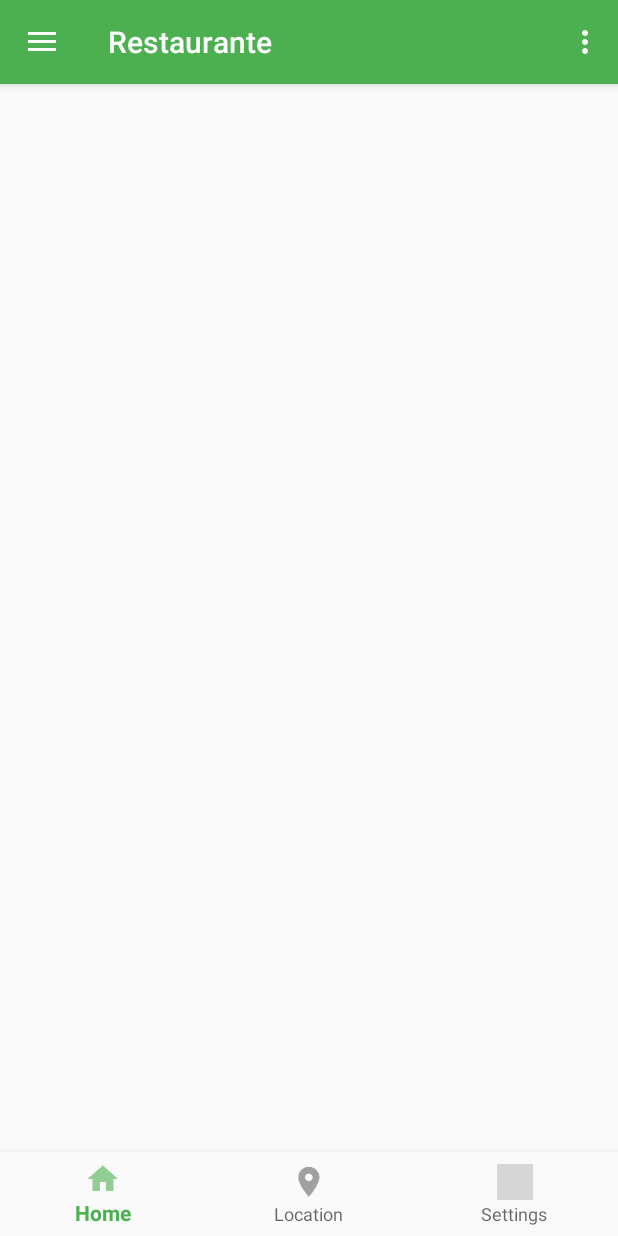
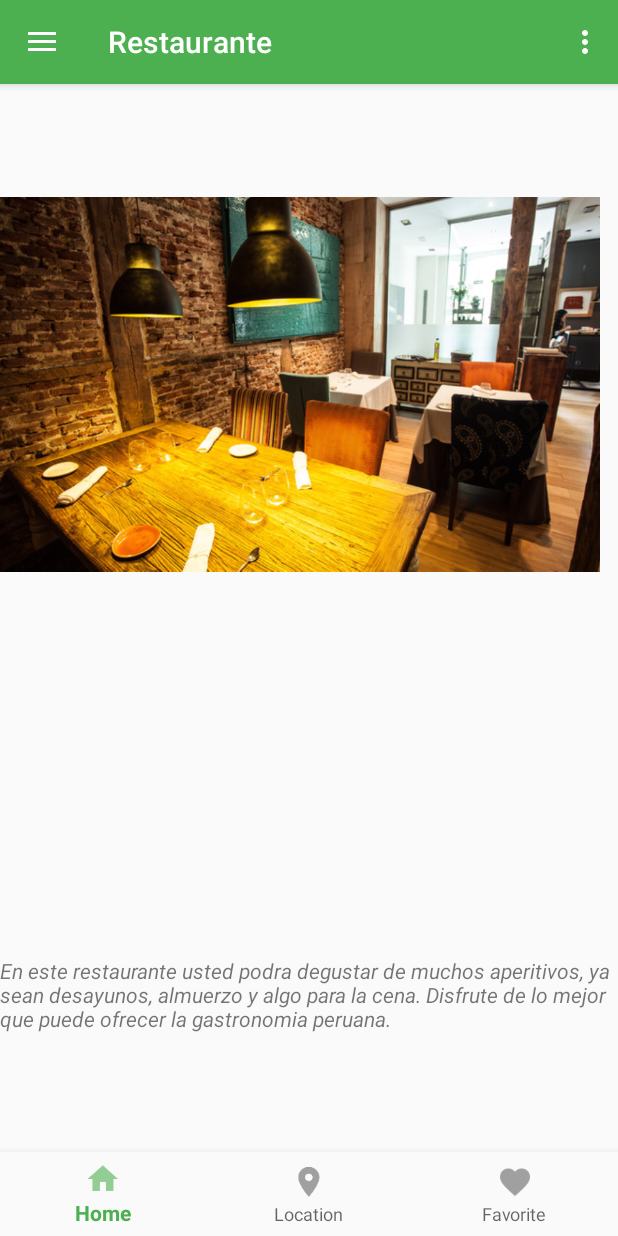
Before and after one commit to carlosZarate20/ProyectoMenu, an Android app: the MenuOptionsActivity screen opened directly, with no data from a screen before it, on a phone screen of 412 x 824 dp. Run offline under Robolectric (Android 15) with nearby library versions, the phone set to English and light mode, and no system bars; grey boxes are pictures that could not be loaded.

Commit message:
Fragment para NavigateButton

```diff
--- a/app/src/main/java/com/example/carloszarate/proyectomenu/activities/MenuOptionsActivity.java
+++ b/app/src/main/java/com/example/carloszarate/proyectomenu/activities/MenuOptionsActivity.java
@@ -1,7 +1,11 @@
 package com.example.carloszarate.proyectomenu.activities;
 
+
+import android.support.v4.app.Fragment;
 import android.content.Intent;
 import android.os.Bundle;
+import android.support.annotation.NonNull;
+import android.support.design.widget.BottomNavigationView;
 import android.support.design.widget.FloatingActionButton;
 import android.support.design.widget.Snackbar;
 import android.view.View;
@@ -15,6 +19,9 @@ import android.view.Menu;
 import android.view.MenuItem;
 
 import com.example.carloszarate.proyectomenu.R;
+import com.example.carloszarate.proyectomenu.fragment.FavoriteFragment;
+import com.example.carloszarate.proyectomenu.fragment.HomeFragment;
+import com.example.carloszarate.proyectomenu.fragment.LocationFragment;
 
 public class MenuOptionsActivity extends AppCompatActivity
         implements NavigationView.OnNavigationItemSelectedListener {
@@ -26,6 +33,9 @@ public class MenuOptionsActivity extends AppCompatActivity
         Toolbar toolbar = (Toolbar) findViewById(R.id.toolbar);
         setSupportActionBar(toolbar);
 
+        BottomNavigationView bottomNavigationView = findViewById(R.id.bottonNavigate);
+        bottomNavigationView.setOnNavigationItemSelectedListener(navListener);
+
 
         DrawerLayout drawer = (DrawerLayout) findViewById(R.id.drawer_layout);
         ActionBarDrawerToggle toggle = new ActionBarDrawerToggle(
@@ -35,7 +45,33 @@ public class MenuOptionsActivity extends AppCompatActivity
 
         NavigationView navigationView = (NavigationView) findViewById(R.id.nav_view);
         navigationView.setNavigationItemSelectedListener(this);
+
+        if (savedInstanceState == null) {
+            getSupportFragmentManager().beginTransaction().replace(R.id.fragment_container,
+                    new HomeFragment()).commit();
+        }
     }
+    private BottomNavigationView.OnNavigationItemSelectedListener navListener =
+            new BottomNavigationView.OnNavigationItemSelectedListener() {
+                @Override
+                public boolean onNavigationItemSelected(@NonNull MenuItem item) {
+                    Fragment selectedFragment = null;
+                    switch (item.getItemId()){
+                        case R.id.action_home:
+                            selectedFragment = new HomeFragment();
+                            break;
+                        case R.id.action_location:
+                            selectedFragment = new LocationFragment();
+                            break;
+                        case R.id.action_favorite:
+                            selectedFragment = new FavoriteFragment();
+                            break;
+                    }
+                    getSupportFragmentManager().beginTransaction().replace(R.id.fragment_container,
+                            selectedFragment).commit();
+                    return true;
+                }
+            };
 
     @Override
     public void onBackPressed() {
@@ -62,9 +98,9 @@ public class MenuOptionsActivity extends AppCompatActivity
         int id = item.getItemId();
 
         //noinspection SimplifiableIfStatement
-        if (id == R.id.action_settings) {
+        /*if (id == R.id.action_settings) {
             return true;
-        }
+        }*/
 
         return super.onOptionsItemSelected(item);
     }
--- /dev/null
+++ b/app/src/main/java/com/example/carloszarate/proyectomenu/fragment/HomeFragment.java
@@ -0,0 +1,21 @@
+package com.example.carloszarate.proyectomenu.fragment;
+
+import android.support.v4.app.Fragment;
+import android.os.Bundle;
+import android.support.annotation.Nullable;
+import android.view.LayoutInflater;
+import android.view.View;
+import android.view.ViewGroup;
+
+import com.example.carloszarate.proyectomenu.R;
+
+public class HomeFragment extends Fragment {
+
+    @Nullable
+    @Override
+    public View onCreateView(LayoutInflater inflater, @Nullable ViewGroup container, Bundle savedInstanceState) {
+        return inflater.inflate(R.layout.fragment_home,container,false);
+    }
+
+
+}
--- a/app/src/main/res/layout/content_menu_options.xml
+++ b/app/src/main/res/layout/content_menu_options.xml
@@ -1,5 +1,5 @@
 <?xml version="1.0" encoding="utf-8"?>
-<LinearLayout
+<RelativeLayout
     xmlns:android="http://schemas.android.com/apk/res/android"
     xmlns:app="http://schemas.android.com/apk/res-auto"
     xmlns:tools="http://schemas.android.com/tools"
@@ -8,22 +8,16 @@
     app:layout_behavior="@string/appbar_scrolling_view_behavior"
     tools:context=".activities.MenuOptionsActivity"
     tools:showIn="@layout/app_bar_menu_options">
-
-    <android.support.design.widget.CoordinatorLayout
-        android:layout_width="match_parent"
-        android:layout_height="match_parent">
+        <FrameLayout
+            android:id="@+id/fragment_container"
+            android:layout_width="match_parent"
+            android:layout_height="match_parent" />
         <android.support.design.widget.BottomNavigationView
             android:id="@+id/bottonNavigate"
             android:layout_width="match_parent"
             android:layout_height="wrap_content"
             android:background="?android:windowBackground"
-            android:layout_gravity="bottom"
+            android:layout_alignParentBottom="true"
             app:menu="@menu/menu_options">
-
         </android.support.design.widget.BottomNavigationView>
-
-    </android.support.design.widget.CoordinatorLayout>
-
-
-
-</LinearLayout>
+</RelativeLayout>
--- /dev/null
+++ b/app/src/main/res/layout/fragment_favorite.xml
@@ -0,0 +1,5 @@
+<?xml version="1.0" encoding="utf-8"?>
+<RelativeLayout xmlns:android="http://schemas.android.com/apk/res/android"
+    android:layout_width="match_parent" android:layout_height="match_parent">
+
+</RelativeLayout>
--- /dev/null
+++ b/app/src/main/res/layout/fragment_home.xml
@@ -0,0 +1,19 @@
+<?xml version="1.0" encoding="utf-8"?>
+<RelativeLayout
+    xmlns:android="http://schemas.android.com/apk/res/android"
+    android:layout_width="match_parent"
+    android:layout_height="match_parent">
+    <ImageView
+        android:layout_width="400dp"
+        android:layout_height="400dp"
+        android:src="@drawable/restaurantefoto"/>
+
+    <TextView
+        android:layout_width="match_parent"
+        android:layout_height="wrap_content"
+        android:layout_alignParentBottom="true"
+        android:layout_marginBottom="135dp"
+        android:text="@string/description_restaurante"
+        android:textStyle="italic" />
+
+</RelativeLayout>
--- a/app/src/main/res/menu/menu_options.xml
+++ b/app/src/main/res/menu/menu_options.xml
@@ -14,9 +14,9 @@
         android:icon="@drawable/ic_location"
         app:showAsAction="never" />
     <item
-        android:id="@+id/action_settings"
+        android:id="@+id/action_favorite"
         android:orderInCategory="100"
-        android:title="@string/action_settings"
-        android:icon="@drawable/ic_settings"
+        android:title="@string/action_favorite"
+        android:icon="@drawable/ic_favorite"
         app:showAsAction="never" />
 </menu>
--- a/app/src/main/res/values/strings.xml
+++ b/app/src/main/res/values/strings.xml
@@ -23,6 +23,7 @@
     <string name="action_home">Home</string>
     <string name="action_location">Location</string>
     <string name="action_settings">Settings</string>
+    <string name="action_favorite">Favorite</string>
     <string name="title_activity_login">Sign in</string>
 
     <!-- Strings related to login -->
```
Also changed, not shown: app/src/main/java/com/example/carloszarate/proyectomenu/fragment/FavoriteFragment.java (added, +18 -0 lines), app/src/main/java/com/example/carloszarate/proyectomenu/fragment/LocationFragment.java (added, +18 -0 lines), app/src/main/res/layout/fragment_location.xml (added, +7 -0 lines), app/src/main/res/drawable-hdpi/ic_favorite.png (added), app/src/main/res/drawable-mdpi/ic_favorite.png (added), app/src/main/res/drawable-xhdpi/ic_favorite.png (added), app/src/main/res/drawable-xxhdpi/ic_favorite.png (added).
